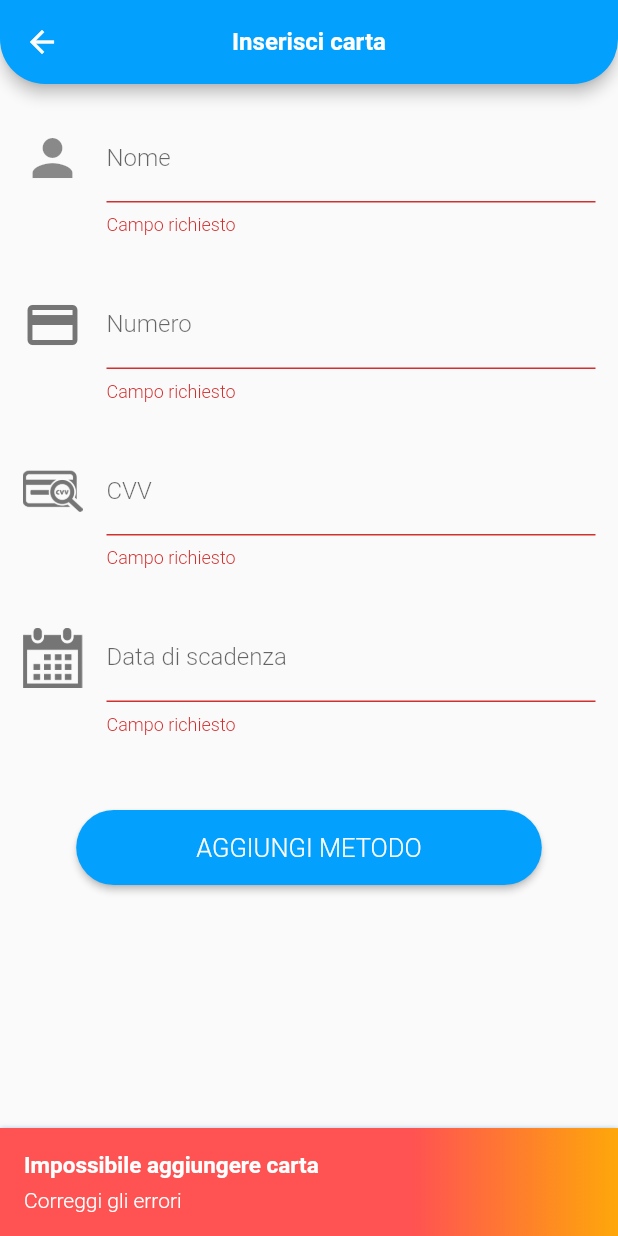
After one commit to Stemicio9/winbest, a Flutter app: the AcquisizioneCarta screen opened directly, after a tap on "AGGIUNGI METODO", on a phone screen of 412 x 824 dp. The commit adds this screen. Run offline on Flutter 3.47's test engine with Material 2 defaults, Android fonts, the phone set to English and light mode, and no system bars; our stand-ins replace dio, flushbar, location, progress_dialog, rxdart, youtube_player_flutter; missing offline and left inert: oauth2, stripe_payment; generated files the repository leaves out were written again; Roboto replaces fonts that are missing (Montserrat); project files that could hold a hidden picture were left out.

Commit message:
Pagamenti migliorati

```diff
--- a/lib/lastrelease/authentication/abbonamento.dart
+++ b/lib/lastrelease/authentication/abbonamento.dart
@@ -2,7 +2,7 @@
 
 import 'package:dio/dio.dart';
 import 'package:flutter/material.dart';
-import 'package:flutter_stripe_payment/flutter_stripe_payment.dart';
+//import 'package:flutter_stripe_payment/flutter_stripe_payment.dart';
 import 'package:rxdart/rxdart.dart';
 import 'package:stripe_payment/stripe_payment.dart';
 import 'package:win/lastrelease/authentication/auth.dart';
@@ -27,13 +27,15 @@ class Abbonamenti{
 
   BehaviorSubject<Response> metodidipagamento = BehaviorSubject<Response>();
 
-  FlutterStripePayment flutterStripePayment = FlutterStripePayment();
+//  FlutterStripePayment flutterStripePayment = FlutterStripePayment();
 
 
   Abbonamenti._privateConstructor(){
-    flutterStripePayment.setStripeSettings(
+/*    flutterStripePayment.setStripeSettings(
         publishablekey,
-    );
+    ); */
+    StripeOptions options = new StripeOptions(publishableKey: publishablekey);
+    StripePayment.setOptions(options);
   }
 
   static final Abbonamenti instance = Abbonamenti._privateConstructor();
@@ -73,10 +75,12 @@ class Abbonamenti{
   // PAGAMENTI CON STRIPE
 
 
-  Future<String> creaintentodipagamento(String nomeprodotto) async {
+  Future<PaymentIntent> creaintentodipagamento(String nomeprodotto) async {
     String urlbase = baseurl+secondbaseurlsecure+ "creaintentodipagamento/" + VALORE_DI_CONTROLLO+"?access_token="+Auth.instance.token;
     var response = await dio.post(urlbase, data: nomeprodotto);
-    return response.data;
+    print(response.data);
+    PaymentIntent intent = PaymentIntent(clientSecret: response.data);
+    return intent;//response.data;
   }
 
 
--- /dev/null
+++ b/lib/lastrelease/utils/acquisizionecartapage.dart
@@ -0,0 +1,224 @@
+
+
+
+import 'dart:io';
+
+import 'package:flutter/cupertino.dart';
+import 'package:flutter/material.dart';
+import 'package:flutter/services.dart';
+import 'package:win/lastrelease/costanti/coloriestili.dart';
+import 'package:win/lastrelease/utils/inputformatters.dart';
+import 'package:win/lastrelease/utils/paymentcard.dart';
+import 'package:win/lastrelease/widgets/appbar.dart';
+import 'package:win/lastrelease/widgets/popupconferma.dart';
+
+class AcquisizioneCarta extends StatefulWidget {
+  @override
+  AcquisizioneCartaState createState() {
+    return AcquisizioneCartaState();
+  }
+
+}
+class AcquisizioneCartaState extends State<AcquisizioneCarta>{
+
+
+  var _scaffoldKey = new GlobalKey<ScaffoldState>();
+  var _formKey = new GlobalKey<FormState>();
+  var numberController = new TextEditingController();
+  var _paymentCard = PaymentCard();
+  var _autoValidate = false;
+
+
+  @override
+  void initState() {
+    super.initState();
+    _paymentCard.type = CardType.Others;
+    numberController.addListener(_getCardTypeFrmNumber);
+  }
+
+  @override
+  Widget build(BuildContext context) {
+    return new Scaffold(
+        key: _scaffoldKey,
+        appBar: appbarcomune("Inserisci carta"),
+        body: new Container(
+          padding: const EdgeInsets.symmetric(horizontal: 15.0),
+          child: new Form(
+              key: _formKey,
+              autovalidate: _autoValidate,
+              child: new ListView(
+                children: <Widget>[
+                  new SizedBox(
+                    height: 20.0,
+                  ),
+                  new TextFormField(
+                    decoration: const InputDecoration(
+                      border: const UnderlineInputBorder(),
+                      filled: false,
+                      icon: const Icon(
+                        Icons.person,
+                        size: 40.0,
+                      ),
+                      hintText: 'Nome sulla carta',
+                      labelText: 'Nome',
+                    ),
+                    onSaved: (String value) {
+                      _paymentCard.name = value;
+                    },
+                    keyboardType: TextInputType.text,
+                    validator: (String value) =>
+                    value.isEmpty ? fieldReq : null,
+                  ),
+                  new SizedBox(
+                    height: 30.0,
+                  ),
+                  new TextFormField(
+                    keyboardType: TextInputType.number,
+                    inputFormatters: [
+                      WhitelistingTextInputFormatter.digitsOnly,
+                      new LengthLimitingTextInputFormatter(19),
+                      new CardNumberInputFormatter()
+                    ],
+                    controller: numberController,
+                    decoration: new InputDecoration(
+                      border: const UnderlineInputBorder(),
+                      filled: false,
+                      icon: CardUtils.getCardIcon(_paymentCard.type),
+                      hintText: 'Numero sulla carta?',
+                      labelText: 'Numero',
+                    ),
+                    onSaved: (String value) {
+                      print('onSaved = $value');
+                      print('Num controller has = ${numberController.text}');
+                      _paymentCard.number = CardUtils.getCleanedNumber(value);
+                    },
+                    validator: CardUtils.validateCardNum,
+                  ),
+                  new SizedBox(
+                    height: 30.0,
+                  ),
+                  new TextFormField(
+                    inputFormatters: [
+                      WhitelistingTextInputFormatter.digitsOnly,
+                      new LengthLimitingTextInputFormatter(4),
+                    ],
+                    decoration: new InputDecoration(
+                      border: const UnderlineInputBorder(),
+                      filled: false,
+                      icon: new Image.asset(
+                        'assets/img/card_cvv.png',
+                        width: 40.0,
+                        color: Colors.grey[600],
+                      ),
+                      hintText: 'Numero dietro la carta',
+                      labelText: 'CVV',
+                    ),
+                    validator: CardUtils.validateCVV,
+                    keyboardType: TextInputType.number,
+                    onSaved: (value) {
+                      _paymentCard.cvv = int.parse(value);
+                    },
+                  ),
+                  new SizedBox(
+                    height: 30.0,
+                  ),
+                  new TextFormField(
+                    inputFormatters: [
+                      WhitelistingTextInputFormatter.digitsOnly,
+                      new LengthLimitingTextInputFormatter(4),
+                      new CardMonthInputFormatter()
+                    ],
+                    decoration: new InputDecoration(
+                      border: const UnderlineInputBorder(),
+                      filled: false,
+                      icon: new Image.asset(
+                        'assets/img/calender.png',
+                        width: 40.0,
+                        color: Colors.grey[600],
+                      ),
+                      hintText: 'MM/YY',
+                      labelText: 'Data di scadenza',
+                    ),
+                    validator: CardUtils.validateDate,
+                    keyboardType: TextInputType.number,
+                    onSaved: (value) {
+                      List<int> expiryDate = CardUtils.getExpiryDate(value);
+                      _paymentCard.month = expiryDate[0];
+                      _paymentCard.year = expiryDate[1];
+                    },
+                  ),
+                  new SizedBox(
+                    height: 50.0,
+                  ),
+                  new Container(
+                    alignment: Alignment.center,
+                    child: _getPayButton(),
+                  )
+                ],
+              )),
+        ));
+  }
+
+  @override
+  void dispose() {
+    // Clean up the controller when the Widget is removed from the Widget tree
+    numberController.removeListener(_getCardTypeFrmNumber);
+    numberController.dispose();
+    super.dispose();
+  }
+
+  void _getCardTypeFrmNumber() {
+    String input = CardUtils.getCleanedNumber(numberController.text);
+    CardType cardType = CardUtils.getCardTypeFrmNumber(input);
+    setState(() {
+      this._paymentCard.type = cardType;
+    });
+  }
+
+  void _validateInputs() {
+    final FormState form = _formKey.currentState;
+    if (!form.validate()) {
+      setState(() {
+        _autoValidate = true; // Start validating on every change.
+      });
+      mostraerrore(context, "Impossibile aggiungere carta" ,'Correggi gli errori');
+    } else {
+      form.save();
+      // Encrypt and send send payment details to payment gateway
+   //   mostrasuccesso(context,"Carta aggiunta" , 'Metodo di pagaento valido');
+     Navigator.of(context).pop(_paymentCard);
+    }
+  }
+
+  Widget _getPayButton() {
+    if (Platform.isIOS) {
+      return new CupertinoButton(
+        onPressed: _validateInputs,
+        color: CupertinoColors.activeBlue,
+        child:  Text(
+          pay,
+          style: const TextStyle(fontSize: 17.0),
+        ),
+      );
+    } else {
+      return new RaisedButton(
+        onPressed: _validateInputs,
+        color: azzurroscuro,
+        splashColor: Colors.deepPurple,
+        shape: RoundedRectangleBorder(
+          borderRadius: const BorderRadius.all(const Radius.circular(100.0)),
+        ),
+        padding: const EdgeInsets.symmetric(vertical: 15.0, horizontal: 80.0),
+        textColor: Colors.white,
+        child: new Text(
+          pay.toUpperCase(),
+          style: const TextStyle(fontSize: 17.0),
+        ),
+      );
+    }
+  }
+
+
+
+
+}
--- /dev/null
+++ b/lib/lastrelease/utils/paymentcard.dart
@@ -0,0 +1,262 @@
+import 'package:flutter/material.dart';
+import 'package:stripe_payment/stripe_payment.dart';
+
+
+String appName = 'Inserisci carta';
+String fieldReq = 'Campo richiesto';
+String numberIsInvalid = 'Il numero di carta è corretto';
+String pay = 'Aggiungi metodo';
+
+class PaymentCard {
+
+
+
+  CardType type;
+  String number;
+  String name;
+  int month;
+  int year;
+  int cvv;
+
+  PaymentCard(
+      {this.type, this.number, this.name, this.month, this.year, this.cvv});
+
+  @override
+  String toString() {
+    return '[Type: $type, Number: $number, Name: $name, Month: $month, Year: $year, CVV: $cvv]';
+  }
+
+
+  CreditCard toCreditCard(){
+    CreditCard creditCard = CreditCard(brand: type.toString(), number: number, name: name,
+        expMonth: month,expYear: year,cvc: cvv.toString());
+    return creditCard;
+  }
+
+
+}
+
+enum CardType {
+  Master,
+  Visa,
+  Verve,
+  Discover,
+  AmericanExpress,
+  DinersClub,
+  Jcb,
+  Others,
+  Invalid
+}
+
+class CardUtils {
+  static String validateCVV(String value) {
+    if (value.isEmpty) {
+      return fieldReq;
+    }
+
+    if (value.length < 3 || value.length > 4) {
+      return "CVV non valido";
+    }
+    return null;
+  }
+
+  static String validateDate(String value) {
+    if (value.isEmpty) {
+      return fieldReq;
+    }
+
+    int year;
+    int month;
+    // The value contains a forward slash if the month and year has been
+    // entered.
+    if (value.contains(new RegExp(r'(\/)'))) {
+      var split = value.split(new RegExp(r'(\/)'));
+      // The value before the slash is the month while the value to right of
+      // it is the year.
+      month = int.parse(split[0]);
+      year = int.parse(split[1]);
+
+    } else { // Only the month was entered
+      month = int.parse(value.substring(0, (value.length)));
+      year = -1; // Lets use an invalid year intentionally
+    }
+
+    if ((month < 1) || (month > 12)) {
+      // A valid month is between 1 (January) and 12 (December)
+      return 'Mese di scadenza non valido';
+    }
+
+    var fourDigitsYear = convertYearTo4Digits(year);
+    if ((fourDigitsYear < 1) || (fourDigitsYear > 2099)) {
+      // We are assuming a valid should be between 1 and 2099.
+      // Note that, it's valid doesn't mean that it has not expired.
+      return 'Anno di scadenza non valido';
+    }
+
+    if (!hasDateExpired(month, year)) {
+      return "La carta è scaduta";
+    }
+    return null;
+  }
+
+  /// Convert the two-digit year to four-digit year if necessary
+  static int convertYearTo4Digits(int year) {
+    if (year < 100 && year >= 0) {
+      var now = DateTime.now();
+      String currentYear = now.year.toString();
+      String prefix = currentYear.substring(0, currentYear.length - 2);
+      year = int.parse('$prefix${year.toString().padLeft(2, '0')}');
+    }
+    return year;
+  }
+
+  static bool hasDateExpired(int month, int year) {
+    return !(month == null || year == null) && isNotExpired(year, month);
+  }
+
+  static bool isNotExpired(int year, int month) {
+    // It has not expired if both the year and date has not passed
+    return !hasYearPassed(year) && !hasMonthPassed(year, month);
+  }
+
+  static List<int> getExpiryDate(String value) {
+    var split = value.split(new RegExp(r'(\/)'));
+    return [int.parse(split[0]), int.parse(split[1])];
+  }
+
+  static bool hasMonthPassed(int year, int month) {
+    var now = DateTime.now();
+    // The month has passed if:
+    // 1. The year is in the past. In that case, we just assume that the month
+    // has passed
+    // 2. Card's month (plus another month) is more than current month.
+    return hasYearPassed(year) ||
+        convertYearTo4Digits(year) == now.year && (month < now.month + 1);
+  }
+
+  static bool hasYearPassed(int year) {
+    int fourDigitsYear = convertYearTo4Digits(year);
+    var now = DateTime.now();
+    // The year has passed if the year we are currently is more than card's
+    // year
+    return fourDigitsYear < now.year;
+  }
+
+  static String getCleanedNumber(String text) {
+    RegExp regExp = new RegExp(r"[^0-9]");
+    return text.replaceAll(regExp, '');
+  }
+
+  static Widget getCardIcon(CardType cardType) {
+    String img = "";
+    Icon icon;
+    switch (cardType) {
+      case CardType.Master:
+        img = 'mastercard.png';
+        break;
+      case CardType.Visa:
+        img = 'visa.png';
+        break;
+      case CardType.Verve:
+        img = 'verve.png';
+        break;
+      case CardType.AmericanExpress:
+        img = 'american_express.png';
+        break;
+      case CardType.Discover:
+        img = 'discover.png';
+        break;
+      case CardType.DinersClub:
+        img = 'dinners_club.png';
+        break;
+      case CardType.Jcb:
+        img = 'jcb.png';
+        break;
+      case CardType.Others:
+        icon = new Icon(
+          Icons.credit_card,
+          size: 40.0,
+          color: Colors.grey[600],
+        );
+        break;
+      case CardType.Invalid:
+        icon = new Icon(
+          Icons.warning,
+          size: 40.0,
+          color: Colors.grey[600],
+        );
+        break;
+    }
+    Widget widget;
+    if (img.isNotEmpty) {
+      widget = new Image.asset(
+        'assets/img/$img',
+        width: 40.0,
+      );
+    } else {
+      widget = icon;
+    }
+    return widget;
+  }
+
+
+  /// With the card number with Luhn Algorithm
+  /// https://en.wikipedia.org/wiki/Luhn_algorithm
+  static String validateCardNum(String input) {
+    if (input.isEmpty) {
+      return fieldReq;
+    }
+
+    input = getCleanedNumber(input);
+
+    if (input.length < 8) {
+      return numberIsInvalid;
+    }
+
+    int sum = 0;
+    int length = input.length;
+    for (var i = 0; i < length; i++) {
+      // get digits in reverse order
+      int digit = int.parse(input[length - i - 1]);
+
+      // every 2nd number multiply with 2
+      if (i % 2 == 1) {
+        digit *= 2;
+      }
+      sum += digit > 9 ? (digit - 9) : digit;
+    }
+
+    if (sum % 10 == 0) {
+      return null;
+    }
+
+    return numberIsInvalid;
+  }
+
+  static CardType getCardTypeFrmNumber(String input) {
+    CardType cardType;
+    if (input.startsWith(new RegExp(
+        r'((5[1-5])|(222[1-9]|22[3-9][0-9]|2[3-6][0-9]{2}|27[01][0-9]|2720))'))) {
+      cardType = CardType.Master;
+    } else if (input.startsWith(new RegExp(r'[4]'))) {
+      cardType = CardType.Visa;
+    } else if (input
+        .startsWith(new RegExp(r'((506(0|1))|(507(8|9))|(6500))'))) {
+      cardType = CardType.Verve;
+    } else if (input.startsWith(new RegExp(r'((34)|(37))'))) {
+      cardType = CardType.AmericanExpress;
+    } else if (input.startsWith(new RegExp(r'((6[45])|(6011))'))) {
+      cardType = CardType.Discover;
+    } else if (input
+        .startsWith(new RegExp(r'((30[0-5])|(3[89])|(36)|(3095))'))) {
+      cardType = CardType.DinersClub;
+    } else if (input.startsWith(new RegExp(r'(352[89]|35[3-8][0-9])'))) {
+      cardType = CardType.Jcb;
+    } else if (input.length <= 8) {
+      cardType = CardType.Others;
+    } else {
+      cardType = CardType.Invalid;
+    }
+    return cardType;
+  }
+}
--- a/pubspec.yaml
+++ b/pubspec.yaml
@@ -35,7 +35,7 @@ dependencies:
   location: ^2.3.5
   youtube_player_flutter: ^6.0.3+2
   stripe_payment: ^1.0.6
-  flutter_stripe_payment: ^0.0.11
+#  flutter_stripe_payment: ^0.0.11
 #  mapbox_search: ^1.0.4
 #  fluttertoast: ^3.1.3
 #  kt_dart: ^0.5.0
```
Also changed, not shown: lib/lastrelease/dashboard/datoredilavoro/checkout.dart (+27 -13 lines), lib/lastrelease/utils/inputformatters.dart (added, +54 -0 lines), assets/img/american_express.png (added), assets/img/calender.png (added), assets/img/card_cvv.png (added), assets/img/dinners_club.png (added), assets/img/discover.png (added), assets/img/jcb.png (added), assets/img/mastercard.png (added), assets/img/verve.png (added), assets/img/visa.png (added), lib/lastrelease/costanti/coloriestili.dart (line endings or trailing spaces), pubspec.lock.
